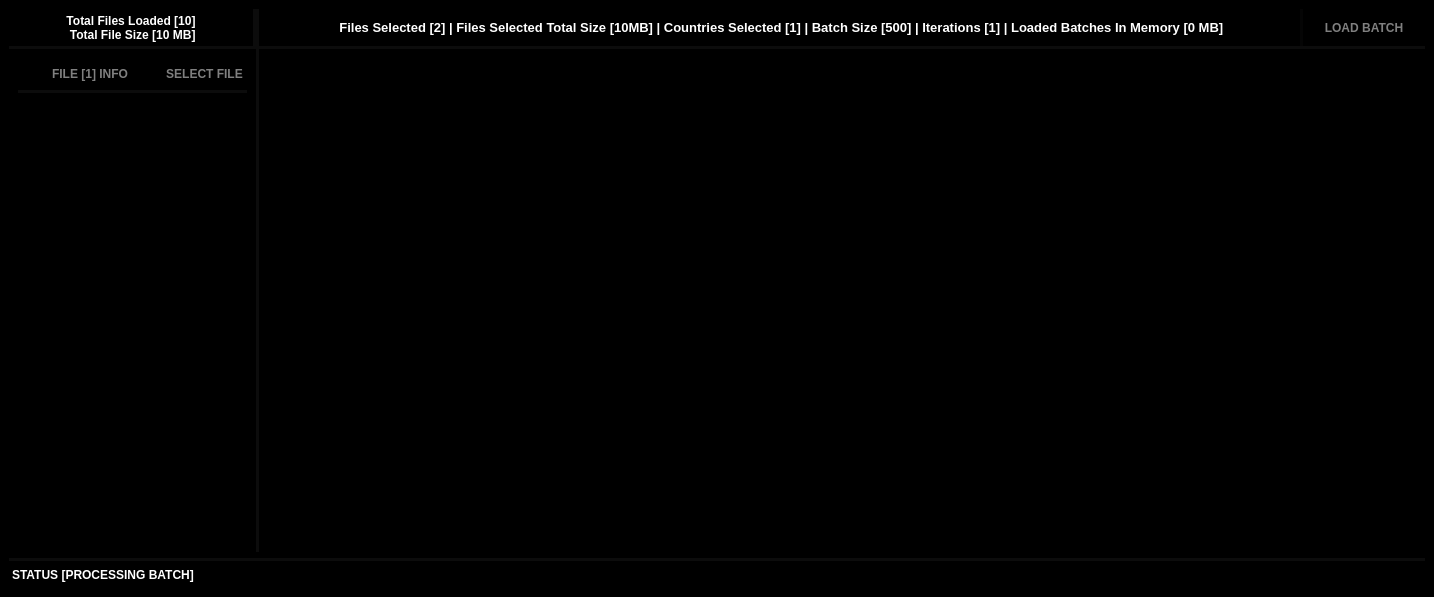
The window that software/censorship_detection/main.ui (john0x44/Censorship-Detection-In-Censored-Planet) describes before a commit, drawn with Qt 5.
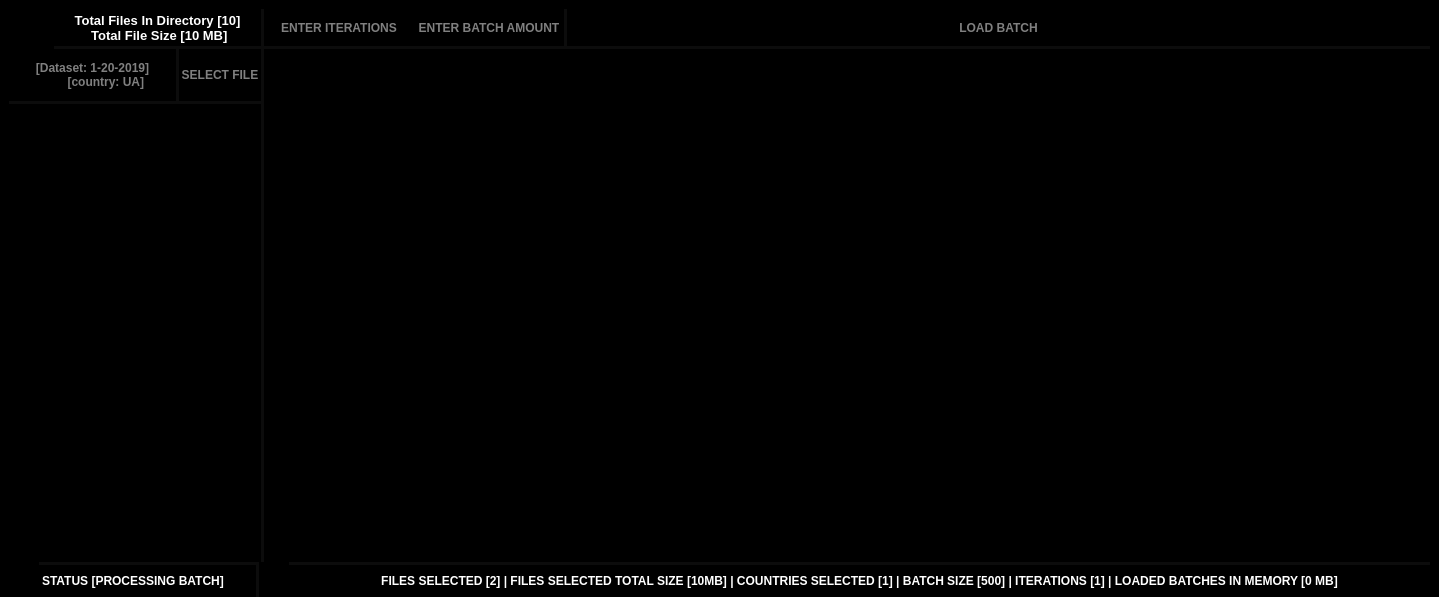
The same window after the commit. Icons and pictures are not drawn.

```diff
--- a/software/censorship_detection/main.ui
+++ b/software/censorship_detection/main.ui
@@ -6,7 +6,7 @@
    <rect>
     <x>0</x>
     <y>0</y>
-    <width>1434</width>
+    <width>1439</width>
     <height>597</height>
    </rect>
   </property>
@@ -44,6 +44,12 @@
 </string>
    </property>
    <layout class="QVBoxLayout" name="verticalLayout">
+    <property name="spacing">
+     <number>0</number>
+    </property>
+    <property name="bottomMargin">
+     <number>0</number>
+    </property>
     <item>
      <widget class="QFrame" name="frame">
       <property name="frameShape">
@@ -72,7 +78,7 @@
         <widget class="QFrame" name="frame_2">
          <property name="maximumSize">
           <size>
-           <width>250</width>
+           <width>255</width>
            <height>16777215</height>
           </size>
          </property>
@@ -115,6 +121,10 @@
               <bold>false</bold>
              </font>
             </property>
+            <property name="styleSheet">
+             <string notr="true">Border-Right: 0px;
+</string>
+            </property>
             <property name="frameShape">
              <enum>QFrame::StyledPanel</enum>
             </property>
@@ -137,11 +147,49 @@
              <property name="bottomMargin">
               <number>0</number>
              </property>
+             <item>
+              <widget class="QPushButton" name="pushButton_4">
+               <property name="sizePolicy">
+                <sizepolicy hsizetype="Preferred" vsizetype="Preferred">
+                 <horstretch>0</horstretch>
+                 <verstretch>0</verstretch>
+                </sizepolicy>
+               </property>
+               <property name="maximumSize">
+                <size>
+                 <width>45</width>
+                 <height>16777215</height>
+                </size>
+               </property>
+               <property name="styleSheet">
+                <string notr="true">Border-Right: 0px;</string>
+               </property>
+               <property name="text">
+                <string/>
+               </property>
+               <property name="icon">
+                <iconset>
+                 <normaloff>icons/info.svg</normaloff>icons/info.svg</iconset>
+               </property>
+               <property name="iconSize">
+                <size>
+                 <width>25</width>
+                 <height>25</height>
+                </size>
+               </property>
+              </widget>
+             </item>
              <item>
               <widget class="QLabel" name="label_2">
+               <property name="maximumSize">
+                <size>
+                 <width>16777215</width>
+                 <height>16777215</height>
+                </size>
+               </property>
                <property name="font">
                 <font>
-                 <pointsize>9</pointsize>
+                 <pointsize>10</pointsize>
                  <weight>75</weight>
                  <bold>true</bold>
                 </font>
@@ -151,7 +199,7 @@
 Border-Bottom: 3px solid rgba(255,255,255,0.05);</string>
                </property>
                <property name="text">
-                <string>Total Files Loaded [10] 
+                <string>Total Files In Directory [10] 
  Total File Size [10 MB]</string>
                </property>
                <property name="alignment">
@@ -181,17 +229,32 @@
               <rect>
                <x>0</x>
                <y>0</y>
-               <width>247</width>
-               <height>503</height>
+               <width>252</width>
+               <height>513</height>
               </rect>
              </property>
              <layout class="QVBoxLayout" name="verticalLayout_3">
+              <property name="spacing">
+               <number>0</number>
+              </property>
+              <property name="leftMargin">
+               <number>0</number>
+              </property>
+              <property name="topMargin">
+               <number>0</number>
+              </property>
+              <property name="rightMargin">
+               <number>0</number>
+              </property>
+              <property name="bottomMargin">
+               <number>0</number>
+              </property>
               <item alignment="Qt::AlignTop">
                <widget class="QFrame" name="frame_4">
                 <property name="minimumSize">
                  <size>
                   <width>0</width>
-                  <height>35</height>
+                  <height>55</height>
                  </size>
                 </property>
                 <property name="maximumSize">
@@ -240,7 +303,12 @@
                     <string notr="true">Border-Bottom: 3px solid rgba(255,255,255,0.05);</string>
                    </property>
                    <property name="text">
-                    <string>FILE [1] INFO</string>
+                    <string>[Dataset: 1-20-2019] 
+        [country: UA]</string>
+                   </property>
+                   <property name="icon">
+                    <iconset>
+                     <normaloff>icons/file.svg</normaloff>icons/file.svg</iconset>
                    </property>
                   </widget>
                  </item>
@@ -265,7 +333,9 @@
                     </font>
                    </property>
                    <property name="styleSheet">
-                    <string notr="true">Border-Bottom: 3px solid rgba(255,255,255,0.05);</string>
+                    <string notr="true">Border-Bottom: 3px solid rgba(255,255,255,0.05);
+Border-Left: 3px solid rgba(255,255,255,0.05);
+</string>
                    </property>
                    <property name="text">
                     <string>SELECT FILE</string>
@@ -315,7 +385,9 @@
              </size>
             </property>
             <property name="styleSheet">
-             <string notr="true">Border-Bottom: 3px solid rgba(255,255,255,0.05);</string>
+             <string notr="true">Border-Bottom: 3px solid rgba(255,255,255,0.05);
+Border-Left: 0px;
+</string>
             </property>
             <property name="frameShape">
              <enum>QFrame::StyledPanel</enum>
@@ -340,30 +412,70 @@
               <number>0</number>
              </property>
              <item>
-              <widget class="QLabel" name="label">
+              <widget class="QLineEdit" name="lineEdit_2">
+               <property name="sizePolicy">
+                <sizepolicy hsizetype="Preferred" vsizetype="Preferred">
+                 <horstretch>0</horstretch>
+                 <verstretch>0</verstretch>
+                </sizepolicy>
+               </property>
                <property name="maximumSize">
                 <size>
-                 <width>16777215</width>
+                 <width>150</width>
                  <height>16777215</height>
                 </size>
                </property>
                <property name="font">
                 <font>
-                 <pointsize>10</pointsize>
                  <weight>75</weight>
                  <bold>true</bold>
                 </font>
                </property>
                <property name="styleSheet">
-                <string notr="true">Border-Bottom: 0px;
-Border-Right: 3px solid rgba(255,255,255,0.02);
-Border-Left: 0px;</string>
+                <string notr="true">Border-Bottom: 0px;</string>
                </property>
                <property name="text">
-                <string> Files Selected [2] | Files Selected Total Size [10MB] | Countries Selected [1] | Batch Size [500] | Iterations [1] | Loaded Batches In Memory [0 MB]</string>
+                <string/>
                </property>
                <property name="alignment">
                 <set>Qt::AlignCenter</set>
+               </property>
+               <property name="placeholderText">
+                <string>ENTER ITERATIONS</string>
+               </property>
+              </widget>
+             </item>
+             <item>
+              <widget class="QLineEdit" name="lineEdit">
+               <property name="sizePolicy">
+                <sizepolicy hsizetype="Preferred" vsizetype="Preferred">
+                 <horstretch>0</horstretch>
+                 <verstretch>0</verstretch>
+                </sizepolicy>
+               </property>
+               <property name="maximumSize">
+                <size>
+                 <width>150</width>
+                 <height>16777215</height>
+                </size>
+               </property>
+               <property name="font">
+                <font>
+                 <weight>75</weight>
+                 <bold>true</bold>
+                </font>
+               </property>
+               <property name="styleSheet">
+                <string notr="true">Border-Bottom: 0px;</string>
+               </property>
+               <property name="text">
+                <string/>
+               </property>
+               <property name="alignment">
+                <set>Qt::AlignCenter</set>
+               </property>
+               <property name="placeholderText">
+                <string>ENTER BATCH AMOUNT</string>
                </property>
               </widget>
              </item>
@@ -377,7 +489,7 @@
                </property>
                <property name="maximumSize">
                 <size>
-                 <width>122</width>
+                 <width>16777215</width>
                  <height>16777215</height>
                 </size>
                </property>
@@ -388,7 +500,9 @@
                 </font>
                </property>
                <property name="styleSheet">
-                <string notr="true">Border-Bottom: 0px;</string>
+                <string notr="true">Border-Bottom: 0px;
+Border-Left: 3px solid rgba(255,255,255,0.05);
+</string>
                </property>
                <property name="text">
                 <string>LOAD BATCH</string>
@@ -425,25 +539,139 @@
      </widget>
     </item>
     <item>
-     <widget class="QLabel" name="label_3">
+     <widget class="QFrame" name="frame_7">
       <property name="maximumSize">
        <size>
         <width>16777215</width>
-        <height>30</height>
+        <height>35</height>
        </size>
       </property>
-      <property name="font">
-       <font>
-        <weight>75</weight>
-        <bold>true</bold>
-       </font>
+      <property name="frameShape">
+       <enum>QFrame::StyledPanel</enum>
       </property>
-      <property name="styleSheet">
-       <string notr="true">Border-Top: 3px solid rgba(255,255,255,0.05);</string>
+      <property name="frameShadow">
+       <enum>QFrame::Raised</enum>
       </property>
-      <property name="text">
-       <string>STATUS [PROCESSING BATCH]</string>
-      </property>
+      <layout class="QHBoxLayout" name="horizontalLayout_5">
+       <property name="spacing">
+        <number>0</number>
+       </property>
+       <property name="leftMargin">
+        <number>0</number>
+       </property>
+       <property name="topMargin">
+        <number>0</number>
+       </property>
+       <property name="rightMargin">
+        <number>0</number>
+       </property>
+       <property name="bottomMargin">
+        <number>0</number>
+       </property>
+       <item>
+        <widget class="QPushButton" name="pushButton_5">
+         <property name="sizePolicy">
+          <sizepolicy hsizetype="Preferred" vsizetype="Preferred">
+           <horstretch>0</horstretch>
+           <verstretch>0</verstretch>
+          </sizepolicy>
+         </property>
+         <property name="maximumSize">
+          <size>
+           <width>30</width>
+           <height>16777215</height>
+          </size>
+         </property>
+         <property name="text">
+          <string/>
+         </property>
+         <property name="icon">
+          <iconset>
+           <normaloff>icons/status.svg</normaloff>icons/status.svg</iconset>
+         </property>
+         <property name="iconSize">
+          <size>
+           <width>20</width>
+           <height>20</height>
+          </size>
+         </property>
+        </widget>
+       </item>
+       <item>
+        <widget class="QLabel" name="label_3">
+         <property name="maximumSize">
+          <size>
+           <width>220</width>
+           <height>16777215</height>
+          </size>
+         </property>
+         <property name="font">
+          <font>
+           <pointsize>9</pointsize>
+           <weight>75</weight>
+           <bold>true</bold>
+          </font>
+         </property>
+         <property name="styleSheet">
+          <string notr="true">Border-Top: 3px solid rgba(255,255,255,0.05);
+Border-Right: 3px solid rgba(255,255,255,0.05);</string>
+         </property>
+         <property name="text">
+          <string>STATUS [PROCESSING BATCH]  </string>
+         </property>
+        </widget>
+       </item>
+       <item>
+        <widget class="QPushButton" name="pushButton_6">
+         <property name="sizePolicy">
+          <sizepolicy hsizetype="Preferred" vsizetype="Preferred">
+           <horstretch>0</horstretch>
+           <verstretch>0</verstretch>
+          </sizepolicy>
+         </property>
+         <property name="maximumSize">
+          <size>
+           <width>30</width>
+           <height>16777215</height>
+          </size>
+         </property>
+         <property name="text">
+          <string/>
+         </property>
+         <property name="icon">
+          <iconset>
+           <normaloff>icons/info.svg</normaloff>icons/info.svg</iconset>
+         </property>
+         <property name="iconSize">
+          <size>
+           <width>20</width>
+           <height>20</height>
+          </size>
+         </property>
+        </widget>
+       </item>
+       <item>
+        <widget class="QLabel" name="label">
+         <property name="font">
+          <font>
+           <pointsize>9</pointsize>
+           <weight>75</weight>
+           <bold>true</bold>
+          </font>
+         </property>
+         <property name="styleSheet">
+          <string notr="true">Border-Top: 3px solid rgba(255,255,255,0.05);
+</string>
+         </property>
+         <property name="text">
+          <string>FILES SELECTED [2] | FILES SELECTED TOTAL SIZE [10MB] | COUNTRIES SELECTED [1] | BATCH SIZE [500] | ITERATIONS [1] | LOADED BATCHES IN MEMORY [0 MB]</string>
+         </property>
+         <property name="alignment">
+          <set>Qt::AlignCenter</set>
+         </property>
+        </widget>
+       </item>
+      </layout>
      </widget>
     </item>
    </layout>
```
